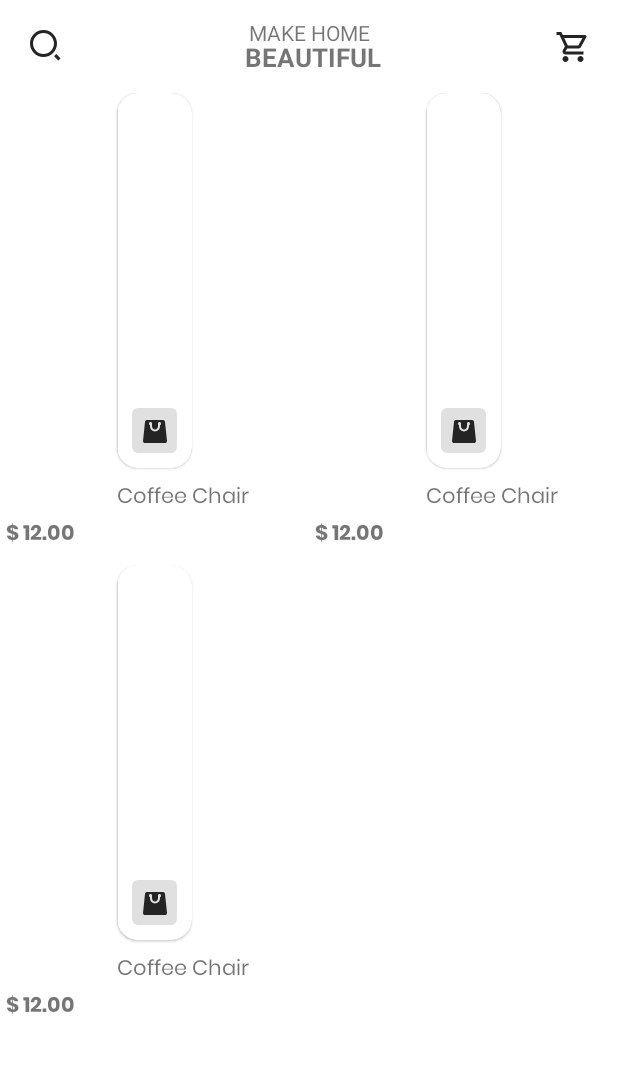
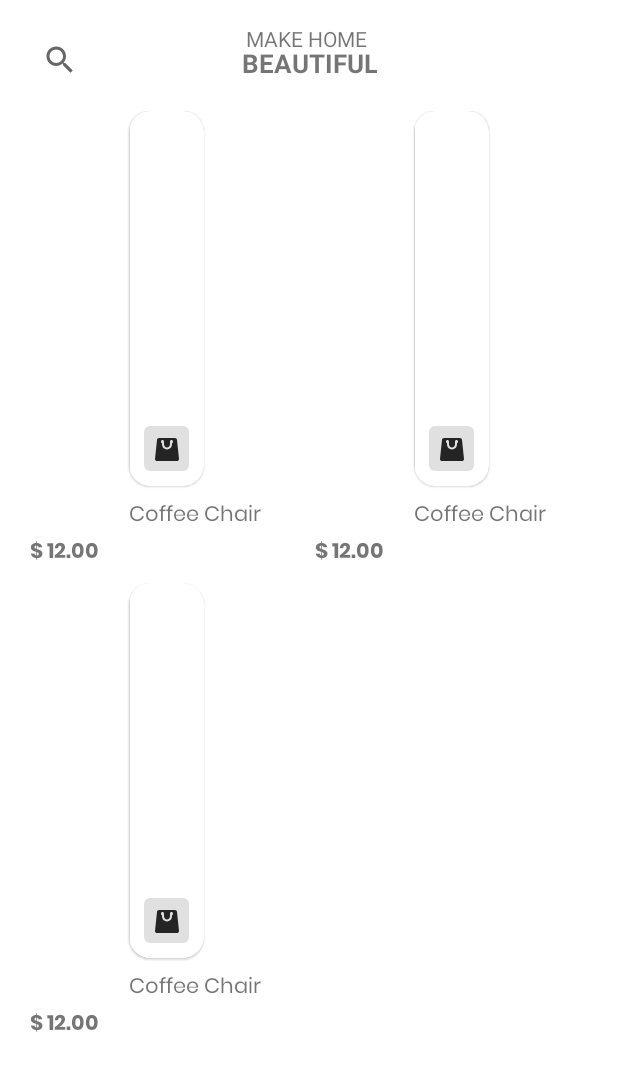
Before and after one commit to OmolaraIdowu/iCart, an Android app: the layout fragment_home.xml on its own in the app's theme, with its tools: preview values and no code run, on a phone screen of 412 x 824 dp. Shown: the top 1071 px of the screen. Run offline under Robolectric (Android 15) with nearby library versions, the phone set to English and light mode, and no system bars.

Commit message:
* Rebase `refactor` unto `master`

```diff
--- a/app/src/main/java/com/swancodes/icart/ui/cart/CartFragment.kt
+++ b/app/src/main/java/com/swancodes/icart/ui/cart/CartFragment.kt
@@ -1,19 +1,20 @@
 package com.swancodes.icart.ui.cart
 
 import android.os.Bundle
-import android.view.LayoutInflater
 import android.view.View
-import android.view.ViewGroup
 import androidx.fragment.app.Fragment
 import com.swancodes.icart.R
+import com.swancodes.icart.databinding.FragmentCartBinding
+import com.swancodes.icart.utilities.viewBinding
 
-class CartFragment : Fragment() {
+class CartFragment : Fragment(R.layout.fragment_cart) {
 
-    override fun onCreateView(
-        inflater: LayoutInflater, container: ViewGroup?,
-        savedInstanceState: Bundle?
-    ): View? {
-        // Inflate the layout for this fragment
-        return inflater.inflate(R.layout.fragment_cart, container, false)
+    private val binding: FragmentCartBinding by viewBinding(FragmentCartBinding::bind)
+
+
+    override fun onViewCreated(view: View, savedInstanceState: Bundle?) {
+        super.onViewCreated(view, savedInstanceState)
+
+
     }
 }
--- a/app/src/main/res/layout/fragment_home.xml
+++ b/app/src/main/res/layout/fragment_home.xml
@@ -6,50 +6,33 @@
     android:layout_height="match_parent"
     tools:context=".ui.home.HomeFragment">
 
-    <SearchView
+    <androidx.appcompat.widget.SearchView
         android:id="@+id/searchView"
-        android:layout_width="40dp"
-        android:layout_height="40dp"
-        android:layout_margin="10dp"
+        android:layout_width="wrap_content"
+        android:layout_height="0dp"
         android:iconifiedByDefault="true"
         android:queryHint="Search Items"
         android:searchIcon="@drawable/ic_search"
-        app:layout_constraintEnd_toStartOf="@+id/headerTitle"
-        app:layout_constraintHorizontal_bias="0.0"
-        app:layout_constraintStart_toStartOf="parent"
-        app:layout_constraintTop_toTopOf="parent" />
+        app:layout_constraintStart_toStartOf="@id/guidelineStart"
+        app:layout_constraintTop_toTopOf="@id/guidelineTop" />
 
     <TextView
         android:id="@+id/headerTitle"
-        android:layout_width="100dp"
+        android:layout_width="wrap_content"
         android:layout_height="wrap_content"
-        android:layout_marginEnd="104dp"
         android:lineSpacingExtra="-2dp"
         android:text="@string/make_home_beautiful"
         android:textAlignment="center"
-        android:textSize="14sp"
-        app:layout_constraintBottom_toBottomOf="@id/searchView"
-        app:layout_constraintEnd_toStartOf="@id/cartButton"
-        app:layout_constraintTop_toTopOf="@id/searchView"
-        app:layout_constraintVertical_bias="1.0" />
-
-    <ImageButton
-        android:id="@+id/cartButton"
-        android:layout_width="40dp"
-        android:layout_height="40dp"
-        android:layout_margin="10dp"
-        android:background="@android:color/transparent"
-        android:contentDescription="@string/cart"
-        android:src="@drawable/ic_shopping_cart"
-        app:layout_constraintBottom_toBottomOf="@id/headerTitle"
-        app:layout_constraintEnd_toEndOf="parent"
-        app:layout_constraintTop_toTopOf="@id/headerTitle" />
+        app:layout_constraintEnd_toEndOf="@id/guidelineEnd"
+        app:layout_constraintStart_toStartOf="@id/guidelineStart"
+        app:layout_constraintTop_toTopOf="@id/guidelineTop" />
 
     <com.google.android.material.chip.ChipGroup
         android:id="@+id/categoryChipGroup"
         android:layout_width="0dp"
         android:layout_height="wrap_content"
         android:layout_marginHorizontal="16dp"
+        android:layout_marginTop="8dp"
         app:chipSpacingHorizontal="16dp"
         app:layout_constraintEnd_toEndOf="parent"
         app:layout_constraintStart_toStartOf="parent"
@@ -66,10 +49,31 @@
         android:scrollbarStyle="insideInset"
         app:layoutManager="androidx.recyclerview.widget.GridLayoutManager"
         app:layout_constraintBottom_toBottomOf="parent"
-        app:layout_constraintEnd_toEndOf="parent"
-        app:layout_constraintStart_toStartOf="parent"
+        app:layout_constraintEnd_toStartOf="@id/guidelineEnd"
+        app:layout_constraintStart_toStartOf="@id/guidelineStart"
         app:layout_constraintTop_toBottomOf="@id/categoryChipGroup"
         app:spanCount="2"
         tools:listitem="@layout/home_item" />
 
+    <androidx.constraintlayout.widget.Guideline
+        android:id="@+id/guidelineStart"
+        android:layout_width="wrap_content"
+        android:layout_height="wrap_content"
+        android:orientation="vertical"
+        app:layout_constraintGuide_begin="16dp" />
+
+    <androidx.constraintlayout.widget.Guideline
+        android:id="@+id/guidelineTop"
+        android:layout_width="wrap_content"
+        android:layout_height="wrap_content"
+        android:orientation="horizontal"
+        app:layout_constraintGuide_begin="16dp" />
+
+    <androidx.constraintlayout.widget.Guideline
+        android:id="@+id/guidelineEnd"
+        android:layout_width="wrap_content"
+        android:layout_height="wrap_content"
+        android:orientation="vertical"
+        app:layout_constraintGuide_end="16dp" />
+
 </androidx.constraintlayout.widget.ConstraintLayout>
```
